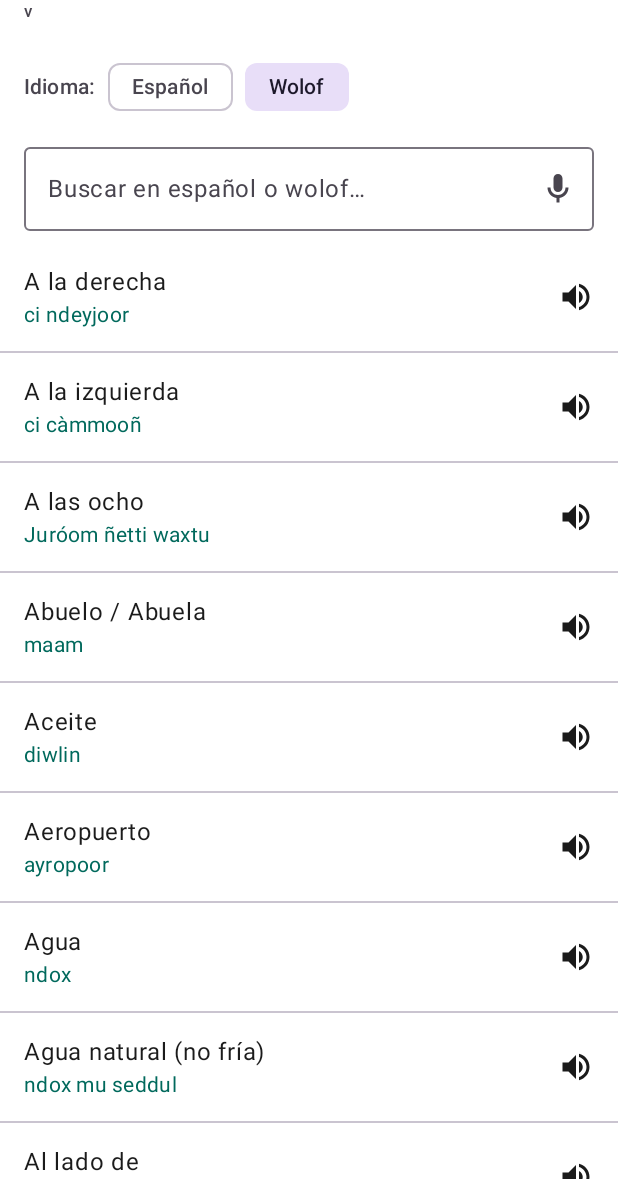
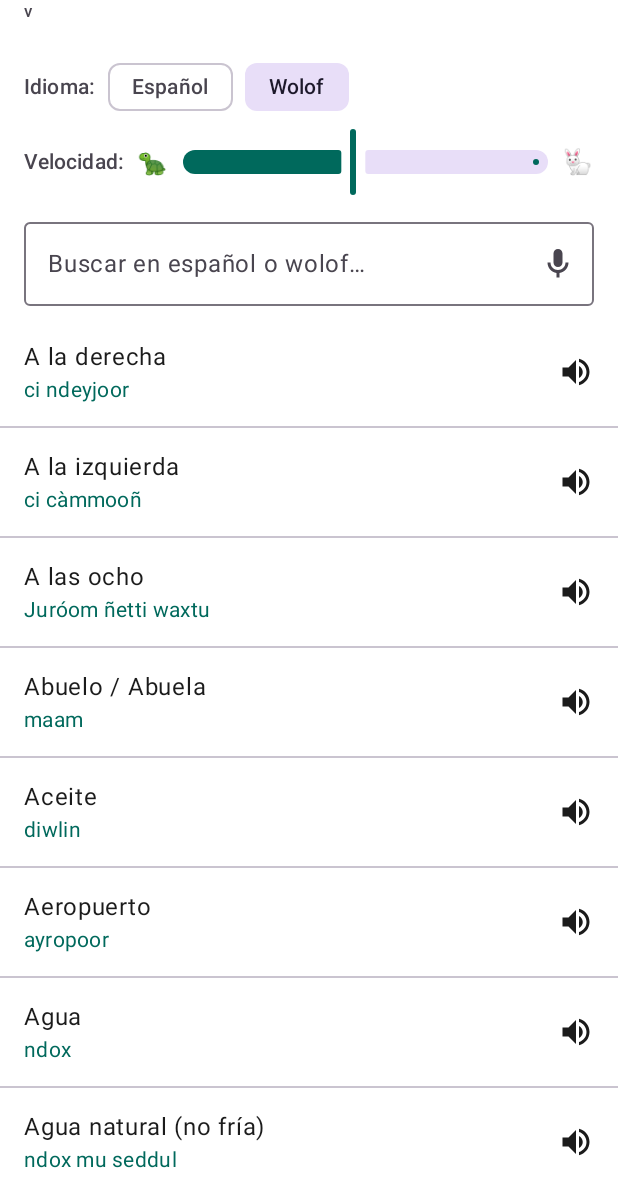
Before and after one commit to mqeurope-png/bomedia-forms, an Android app built with Jetpack Compose: the screen it shows after launch (MainActivity), on a phone screen of 412 x 824 dp, the part 57-1236 px from its top. Run offline under Robolectric (Android 15) with nearby library versions, the phone set to English and light mode, and no system bars.

Commit message:
Add speech-speed slider in app; show more voices per language
- Nuevo control de velocidad de la voz en la pantalla principal (deslizante
  🐢–🐇, 0.5–1.1). SpeakerState.wolofRate ajustable con setRate().
- El selector de voz muestra hasta 4 voces por idioma (antes 2) para que
  aparezcan también las masculinas que tenga instaladas el dispositivo. Igual
  en la demo web.

Co-Authored-By: Claude Opus 4.8 <noreply@anthropic.com>
Claude-Session: https://claude.ai/code/session_01Tib4BekY17ZJrWEQHSE4fm

```diff
--- a/DiccionarioWolof/app/src/main/java/com/bomedia/diccionariowolof/MainActivity.kt
+++ b/DiccionarioWolof/app/src/main/java/com/bomedia/diccionariowolof/MainActivity.kt
@@ -32,6 +32,7 @@ import androidx.compose.material3.IconButton
 import androidx.compose.material3.MaterialTheme
 import androidx.compose.material3.OutlinedTextField
 import androidx.compose.material3.Scaffold
+import androidx.compose.material3.Slider
 import androidx.compose.material3.Surface
 import androidx.compose.material3.Text
 import androidx.compose.material3.TextButton
@@ -191,6 +192,9 @@ fun SearchScreen(
             // Selector de idioma: Español / Wolof.
             LanguageSelector(spanishMode = spanishMode, onModeChange = onModeChange)
 
+            // Control de velocidad de la voz.
+            SpeedSlider(speaker)
+
             // Barra de búsqueda con botón de micrófono.
             OutlinedTextField(
                 value = query,
@@ -267,6 +271,30 @@ private fun LanguageSelector(spanishMode: Boolean, onModeChange: (Boolean) -> Un
             onClick = { onModeChange(false) },
             label = { Text(stringResource(R.string.lang_wolof)) },
         )
+    }
+}
+
+/** Control deslizante para la velocidad de la voz (de lenta 🐢 a rápida 🐇). */
+@Composable
+private fun SpeedSlider(speaker: SpeakerState) {
+    Row(
+        modifier = Modifier.padding(start = 16.dp, end = 16.dp, top = 2.dp),
+        verticalAlignment = Alignment.CenterVertically,
+        horizontalArrangement = Arrangement.spacedBy(8.dp),
+    ) {
+        Text(
+            text = stringResource(R.string.speed_label),
+            style = MaterialTheme.typography.labelLarge,
+            color = MaterialTheme.colorScheme.onSurfaceVariant,
+        )
+        Text("🐢")
+        Slider(
+            value = speaker.wolofRate,
+            onValueChange = { speaker.setRate(it) },
+            valueRange = 0.5f..1.1f,
+            modifier = Modifier.weight(1f),
+        )
+        Text("🐇")
     }
 }
 
--- a/DiccionarioWolof/app/src/main/java/com/bomedia/diccionariowolof/ui/Tts.kt
+++ b/DiccionarioWolof/app/src/main/java/com/bomedia/diccionariowolof/ui/Tts.kt
@@ -37,6 +37,13 @@ class SpeakerState {
     var selected by mutableStateOf<Voice?>(null)
         private set
 
+    /** Velocidad de lectura del wolof (ajustable con el control). */
+    var wolofRate by mutableStateOf(0.78f)
+        private set
+
+    /** Ajusta la velocidad de la voz (0.5 = lenta, 1.0 = normal). */
+    fun setRate(rate: Float) { wolofRate = rate.coerceIn(0.4f, 1.3f) }
+
     internal fun attach(engine: TextToSpeech) {
         tts = engine
         engine.setSpeechRate(RATE_WOLOF)
@@ -48,13 +55,13 @@ class SpeakerState {
                 ?: emptyList<Voice>()
         }.getOrDefault(emptyList())
 
-        // Nos quedamos con un máximo de 2 voces por idioma (francés, español e
-        // inglés) para no abrumar: suelen ser una masculina y una femenina.
+        // Hasta MAX_PER_LANG voces por idioma (francés, español, inglés), para
+        // que aparezcan tanto femeninas como masculinas sin saturar la lista.
         voices = LANGS.flatMap { lang ->
             available.filter { it.locale.language == lang }
                 .distinctBy { it.name }
                 .sortedBy { it.name }
-                .take(2)
+                .take(MAX_PER_LANG)
         }
 
         spanishVoice = voices.firstOrNull { it.locale.language == "es" }
@@ -81,14 +88,14 @@ class SpeakerState {
     fun speakWolof(entry: Entry) {
         if (!ready) return
         selected?.let { runCatching { tts?.voice = it } }
-        speakWith(entry.speakable(selected?.locale?.language), RATE_WOLOF)
+        speakWith(entry.speakable(selected?.locale?.language), wolofRate)
     }
 
     /** Lee un texto en WOLOF (muestras puntuales) con la voz elegida. */
     fun speakWolofRaw(text: String) {
         if (!ready) return
         selected?.let { runCatching { tts?.voice = it } }
-        speakWith(text, RATE_WOLOF)
+        speakWith(text, wolofRate)
     }
 
     /** Lee un texto en ESPAÑOL con una voz española automática. */
@@ -134,6 +141,8 @@ class SpeakerState {
         private const val RATE_WOLOF = 0.78f    // lento: articula las sílabas
         private const val RATE_SPANISH = 0.95f  // español casi natural
 
+        private const val MAX_PER_LANG = 4      // voces por idioma en el selector
+
         // Idiomas ofrecidos en el selector de voz (en este orden).
         private val LANGS = listOf("fr", "es", "en")
     }
--- a/DiccionarioWolof/app/src/main/res/values/strings.xml
+++ b/DiccionarioWolof/app/src/main/res/values/strings.xml
@@ -18,4 +18,5 @@
     <string name="lang_label">Idioma:</string>
     <string name="lang_spanish">Español</string>
     <string name="lang_wolof">Wolof</string>
+    <string name="speed_label">Velocidad:</string>
 </resources>
```
Also changed, not shown: 2 other files.
